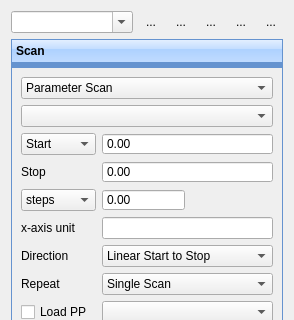
Before: the Qt Designer form ui/ScanControlUi.ui in MonroeQuantumNetworks/IonControl, drawn with Qt 5; both pictures show x 0 to 294 and y 0 to 320 of the 294 by 583 pixel window.
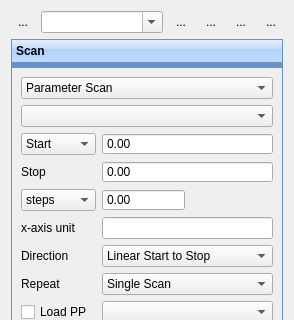
After: the same form once the commit is applied. Icons and pictures are not drawn. Custom widgets are drawn as their Qt base class.

Commit message: make fit copyable and move delete button in scancontrol

Patch:
```diff
--- a/ui/ScanControlUi.ui
+++ b/ui/ScanControlUi.ui
@@ -19,16 +19,6 @@
   <layout class="QVBoxLayout" name="verticalLayout">
    <item>
     <layout class="QHBoxLayout" name="horizontalLayout">
-     <item>
-      <widget class="QComboBox" name="comboBox">
-       <property name="contextMenuPolicy">
-        <enum>Qt::ActionsContextMenu</enum>
-       </property>
-       <property name="editable">
-        <bool>true</bool>
-       </property>
-      </widget>
-     </item>
      <item>
       <widget class="QToolButton" name="removeButton">
        <property name="minimumSize">
@@ -55,6 +45,16 @@
        </property>
       </widget>
      </item>
+     <item>
+      <widget class="QComboBox" name="comboBox">
+       <property name="contextMenuPolicy">
+        <enum>Qt::ActionsContextMenu</enum>
+       </property>
+       <property name="editable">
+        <bool>true</bool>
+       </property>
+      </widget>
+     </item>
      <item>
       <widget class="QToolButton" name="saveButton">
        <property name="toolTip">
@@ -634,16 +634,16 @@
   </layout>
  </widget>
  <customwidgets>
-  <customwidget>
-   <class>RedBlackComboBox</class>
-   <extends>QComboBox</extends>
-   <header>uiModules.RedBlackComboBox</header>
-  </customwidget>
   <customwidget>
    <class>MagnitudeSpinBox</class>
    <extends>QDoubleSpinBox</extends>
    <header>uiModules.MagnitudeSpinBox</header>
   </customwidget>
+  <customwidget>
+   <class>RedBlackComboBox</class>
+   <extends>QComboBox</extends>
+   <header>uiModules.RedBlackComboBox</header>
+  </customwidget>
   <customwidget>
    <class>ParameterTree</class>
    <extends>QTreeWidget</extends>
```
Left out of the diff: 2 changed lines with no effect on the pictures. The commit also changes 1 other file.
